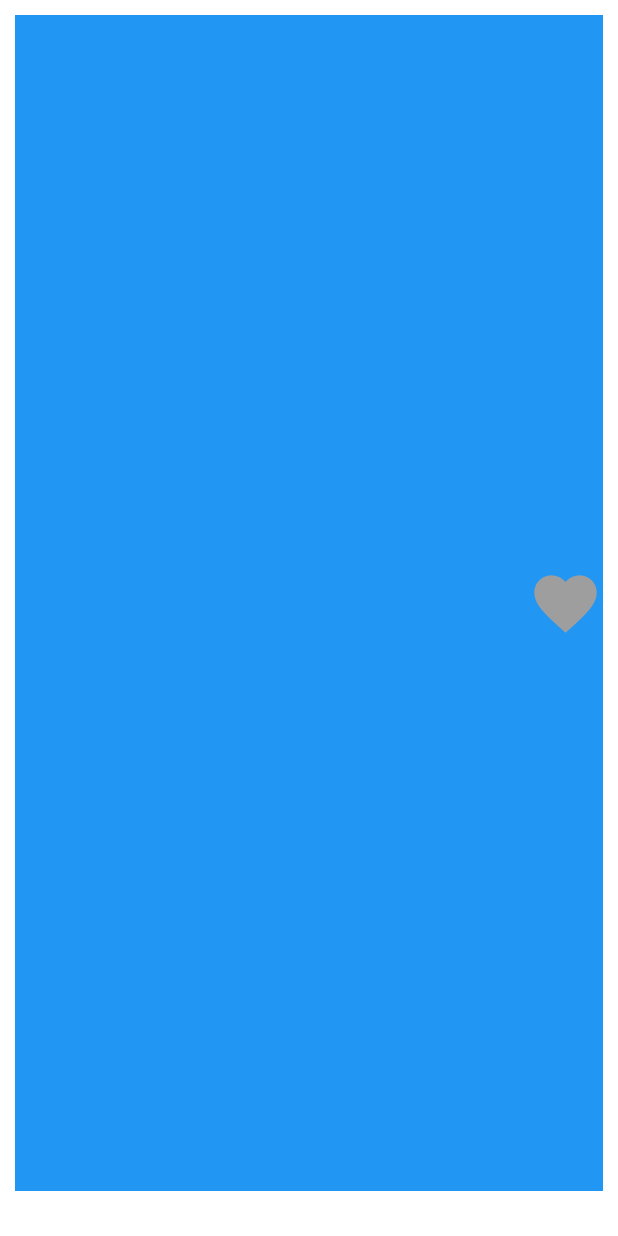
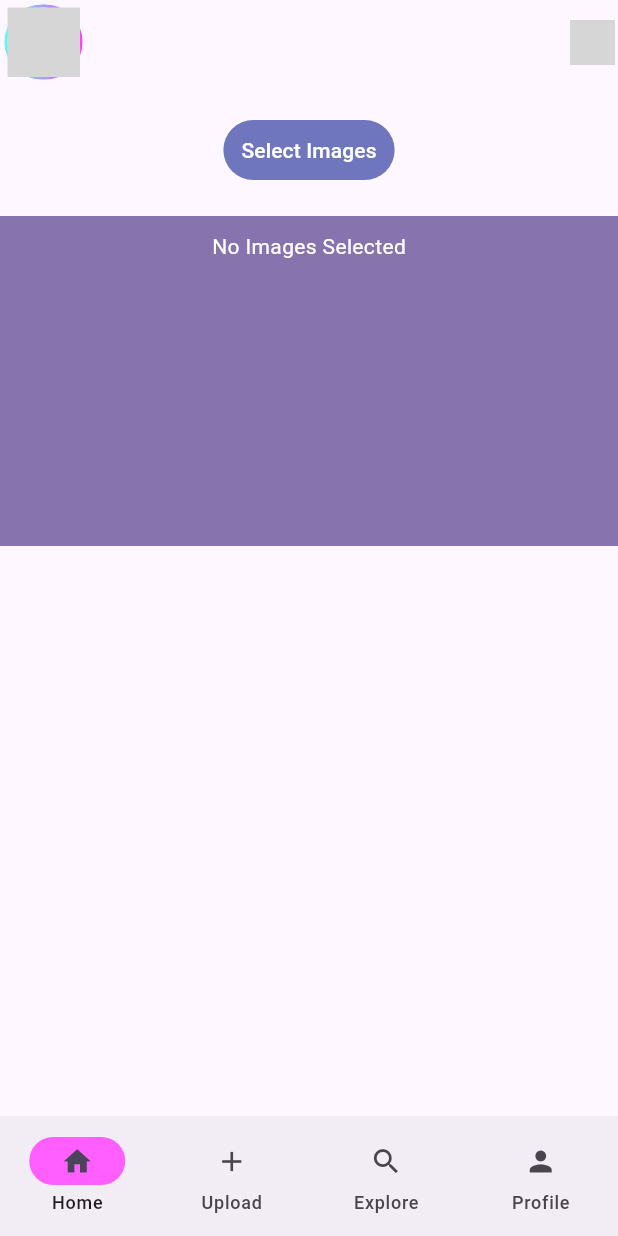
Before and after one commit to kiranpatel67/social_media, a Flutter app: the screen it shows after launch, on a phone screen of 412 x 824 dp. Run offline on Flutter 3.47's test engine with Material 3 defaults, Android fonts, the phone set to English and light mode, and no system bars; drawn by our look-alikes of carousel_slider, flutter_profile_picture, like_button; our stand-ins replace cloud_firestore, firebase_auth, firebase_core, firebase_storage, gradient_borders, image_picker; accounts and stored records are empty; network calls fail; grey boxes are pictures that could not be loaded.

Commit message:
social media update 3

```diff
--- /dev/null
+++ b/lib/app.screens/home_page/home_screen.dart
@@ -0,0 +1,67 @@
+import 'package:flutter/material.dart';
+import 'package:social_media/app.screens/LoginSignup/setUserProfile.dart';
+
+import 'package:social_media/widget/ImageUpload.dart';
+import 'package:social_media/widget/bottom_bar.dart';
+import 'package:social_media/widget/Stories.dart';
+import 'package:like_button/like_button.dart';
+import 'package:carousel_slider/carousel_slider.dart';
+import 'package:image_picker/image_picker.dart';
+import 'package:carousel_slider/carousel_controller.dart';
+class HomeScreen extends StatefulWidget {
+  const HomeScreen({super.key});
+
+  @override
+  State<HomeScreen> createState() => _HomeScreenState();
+}
+
+class _HomeScreenState extends State<HomeScreen> {
+  int currentPageIndex =0;
+  @override
+  Widget build(BuildContext context) {
+
+
+    return Scaffold(
+      appBar: AppBar(
+        // leading: Icon(Icons.camera_alt_rounded,size: 30,color: Colors.grey.shade600,),
+        elevation: 0,
+
+        titleSpacing: 3,
+        actions: [
+
+          Storybar(),
+       IconButton(onPressed: (){}, icon: Image.network('https://cdn-icons-png.freepik.com/512/5883/5883521.png',width: 30,),),
+        ],
+      ),
+       body: <Widget> [
+         Container(
+           child: Expanded(child:
+           //     SHOWS POSTS HERE
+           ImageUpload()),
+         ),
+       Container(
+         child: ImageUpload(),
+       )
+       ][currentPageIndex],
+
+     bottomNavigationBar: NavigationBar(
+        onDestinationSelected: (int index) {
+      setState(() {
+        currentPageIndex = index;
+      });
+    },
+    indicatorColor: Color(0xFFFF5FFF),
+    selectedIndex: currentPageIndex,
+    destinations: const <Widget> [
+    NavigationDestination(icon: Icon(Icons.home,size: 22,),label: 'Home'),
+    NavigationDestination(icon: Icon(Icons.add,size: 22,),label: 'Upload', ),
+    NavigationDestination(icon: Icon(Icons.search,size: 22,),label: 'Explore'),
+    NavigationDestination(icon: Icon(Icons.person,size: 22,),label: 'Profile'),
+
+    ],
+
+
+    ),
+    );
+  }
+}
--- a/lib/imagepicker/grid_display.dart
+++ /dev/null
@@ -1 +0,0 @@
-// TODO Implement this library.
--- a/lib/main.dart
+++ b/lib/main.dart
@@ -1,12 +1,12 @@
+import 'package:cloud_firestore/cloud_firestore.dart';
 import 'package:firebase_auth/firebase_auth.dart';
 import 'package:firebase_core/firebase_core.dart';
 import 'package:flutter/material.dart';
-import 'package:social_media/imagepicker/grid_display.dart';
-import 'package:social_media/loginuI/userI.dart';
-import 'package:social_media/pages/pageview.dart';
-import 'package:social_media/scroll_page/scroll_img.dart';
+import 'package:social_media/app.screens/LoginSignup/setUserProfile.dart';
+import 'package:social_media/app.screens/home_page/home_screen.dart';
+import 'package:social_media/app.screens/LoginSignup/UserLogin.dart';
 
-import 'login/email_get.dart';
+import 'data/network/firebaseService.dart';
 
 Future<void> main() async{
   WidgetsFlutterBinding.ensureInitialized();
@@ -15,18 +15,21 @@ Future<void> main() async{
       appId: "1:606670063011:android:854e53ce0d4988fef0c616",
       messagingSenderId: "606670063011",
       projectId: "social-media-ani-kiran"));
-  runApp( MyApp());
+  DocumentSnapshot<Map<String, dynamic>> data = await FirebaseService.getUserData();
+  runApp( MyApp(userData:data.data()));
 }
 
 class MyApp extends StatelessWidget {
-  FirebaseAuth instance = FirebaseAuth.instance;
-   MyApp({super.key});
+  FirebaseAuth _firebaseAuth = FirebaseAuth.instance;
+  final Map<String, dynamic>? userData;
+   MyApp({super.key,  this.userData});
 
   // This widget is the root of your application.
   @override
   Widget build(BuildContext context) {
     return MaterialApp(
       title: 'Flutter Demo',
+      debugShowCheckedModeBanner: false,
       theme: ThemeData(
         // This is the theme of your application.
         //
@@ -47,8 +50,18 @@ class MyApp extends StatelessWidget {
         useMaterial3: true,
       ),
 
-      home:Scrollimage(),
+      home: _firebaseAuth.currentUser != null ? getScreen(context) : HomeScreen(),
 
     );
   }
+
+  Widget getScreen(BuildContext context) {
+
+    if(userData != null){
+     return HomeScreen();
+    }
+    else{
+      return SetProfileScreen();
+    }
+  }
 }
--- a/lib/pages/pageview.dart
+++ /dev/null
@@ -1,49 +0,0 @@
-import 'package:flutter/material.dart';
-import 'package:like_button/like_button.dart';
-class Scrollimage extends StatefulWidget {
-  const Scrollimage({super.key});
-
-  @override
-  State<Scrollimage> createState() => _ScrollimageState();
-}
-
-class _ScrollimageState extends State<Scrollimage> {
-  final PageController pageController = PageController(initialPage: 0);
-  @override
-  Widget build(BuildContext context) {
-    return Scrollbar(
-    controller: pageController,
-    thickness: 10,
-    showTrackOnHover: true,
-    radius: Radius.circular(0),
-    child:Container(
-      color: Colors.blue,
-      margin: EdgeInsets.fromLTRB(10,10,10,30),
-      child: PageView(
-      scrollDirection: Axis.vertical,
-      controller: pageController,
-      children: const <Widget>[
-        Center(
-          child: LikeButton(
-            size: 50,
-            mainAxisAlignment: MainAxisAlignment.end ,
-          ),
-        ),
-        Center(
-          child: LikeButton(
-            size: 50,
-            mainAxisAlignment: MainAxisAlignment.end ,
-          likeCount: 100,
-            countPostion: CountPostion.bottom,
-          ),
-        ),
-        Center(
-          child: LikeButton(
-            size: 50,
-            mainAxisAlignment: MainAxisAlignment.end ,),
-        ),
-      ],
-    ),),
-  );
-  }
-}
--- a/lib/imagepicker/carosel.dart
+++ b/lib/widget/ImageUpload.dart
@@ -5,16 +5,16 @@ import 'package:flutter/material.dart';
 import 'dart:io';
 import 'package:image_picker/image_picker.dart';
 import 'package:carousel_slider/carousel_controller.dart';
+import 'package:like_button/like_button.dart';
 
-
-class GridDisplay extends StatefulWidget {
-  const GridDisplay({super.key});
+class ImageUpload extends StatefulWidget {
+  const ImageUpload({super.key});
 
   @override
-  State<GridDisplay> createState() => _GridDisplayState();
+  State<ImageUpload> createState() => _ImageUploadState();
 }
 
-class _GridDisplayState extends State<GridDisplay> {
+class _ImageUploadState extends State<ImageUpload> {
 
   List<File> selectedImages = [];
   final picker = ImagePicker();
@@ -24,24 +24,13 @@ class _GridDisplayState extends State<GridDisplay> {
 
     return Scaffold(
 
-        appBar: AppBar(
-          centerTitle: true,
-          title: Text('Image Carousel',
-            style: TextStyle(color: Color(0xFFFFFFFF),
-            ),
-            textAlign: TextAlign.center,
-          ),
-          leading: Icon(Icons.home, color: Color(0xFFFFFFFF)),
-          backgroundColor: Color(0xFF0C22EA),
-
-        ),
-        body: Column(
+               body: Column(
           children: [
             Container(
               alignment: Alignment.center,
               margin: EdgeInsets.all(20),
               child: TextButton(onPressed: (){
-                if(selectedImages.length!=0){
+                if(selectedImages.length==0){
                   PickImages();
                 }
                 else{
@@ -50,7 +39,8 @@ class _GridDisplayState extends State<GridDisplay> {
 
 
               },
-                  style: ButtonStyle(backgroundColor: MaterialStateColor.resolveWith((color) => Color(0xFF0C22EA))),
+                  style: ButtonStyle(backgroundColor: MaterialStateColor.resolveWith((color) => Color(
+                      0xFF7076BE))),
                   child: Text(selectedImages.length==0?'Select Images':'submit',
                     style: TextStyle(color: Color(0xFFFFFFFF)),
 
@@ -64,7 +54,7 @@ class _GridDisplayState extends State<GridDisplay> {
               padding: EdgeInsets.all(10),
               decoration: BoxDecoration(
 
-                  color: Color(0xFF0C22EA)
+                  color: Color(0xFF8774AF)
               ),
               child: CarouselSlider.builder(itemCount: selectedImages.length!=0?selectedImages.length:1, itemBuilder: (context, index, realIndex) {
                 if(selectedImages.length ==0){
--- /dev/null
+++ b/lib/widget/Stories.dart
@@ -0,0 +1,52 @@
+import 'package:flutter/material.dart';
+import 'package:flutter_profile_picture/flutter_profile_picture.dart';
+import 'package:gradient_borders/box_borders/gradient_box_border.dart';
+class Storybar extends StatefulWidget {
+  const Storybar({super.key});
+
+  @override
+  State<Storybar> createState() => _StorybarState();
+}
+
+class _StorybarState extends State<Storybar> {
+  @override
+  Widget build(BuildContext context) {
+    return
+      Container(
+        child: SizedBox(
+
+          width: MediaQuery.of(context).size.width * 0.9,
+        child: Container(
+          alignment: Alignment.centerLeft,
+          width: 60,
+          height: 60,
+          padding: EdgeInsets.all(3),
+          decoration: BoxDecoration(
+          ),
+
+
+          child:
+          Container(
+            decoration: BoxDecoration(
+                border: const GradientBoxBorder(
+                  width: 2,
+                    gradient: LinearGradient(
+                    colors: [
+                      Color(0xFF4FFFFF),
+                      Color(0xFFFF3FFF)])),
+                borderRadius: BorderRadius.circular(64)
+            ),
+
+            child: ProfilePicture(
+
+                name: '',
+                radius: 24,
+                fontsize: 42,
+                img : 'https://cdn4.sharechat.com/sc_compressed_gm_40_hzt7jMzgxODExMTU2NQ.jpg'
+            ),
+          )
+          ),
+            ),
+      );
+  }
+}
--- a/pubspec.yaml
+++ b/pubspec.yaml
@@ -38,12 +38,14 @@ dependencies:
   cloud_firestore: ^4.15.10
   firebase_auth: ^4.17.9
   firebase_core: ^2.27.1
+  gradient_borders: ^1.0.0
   image_picker: ^1.0.7
   like_button: ^2.0.5
   photo_manager: ^3.0.0
   photo_manager_image_provider: ^2.1.1
   carousel_slider: ^4.2.1
   firebase_storage: ^11.6.11
+  flutter_profile_picture: ^2.0.0
 
 
 dev_dependencies:
```
Also changed, not shown: lib/app.screens/LoginSignup/UserLogin.dart (renamed from lib/loginuI/userI.dart, +41 -19 lines), lib/data/models/user.dart (+19 -1 lines), lib/data/network/firebaseService.dart (+14 -11 lines), lib/login/email_get.dart (deleted, +0 -43 lines), lib/scroll_page/scroll_img.dart (deleted, +0 -196 lines), lib/widget/bottom_bar.dart (added, +18 -0 lines), pubspec.lock.
